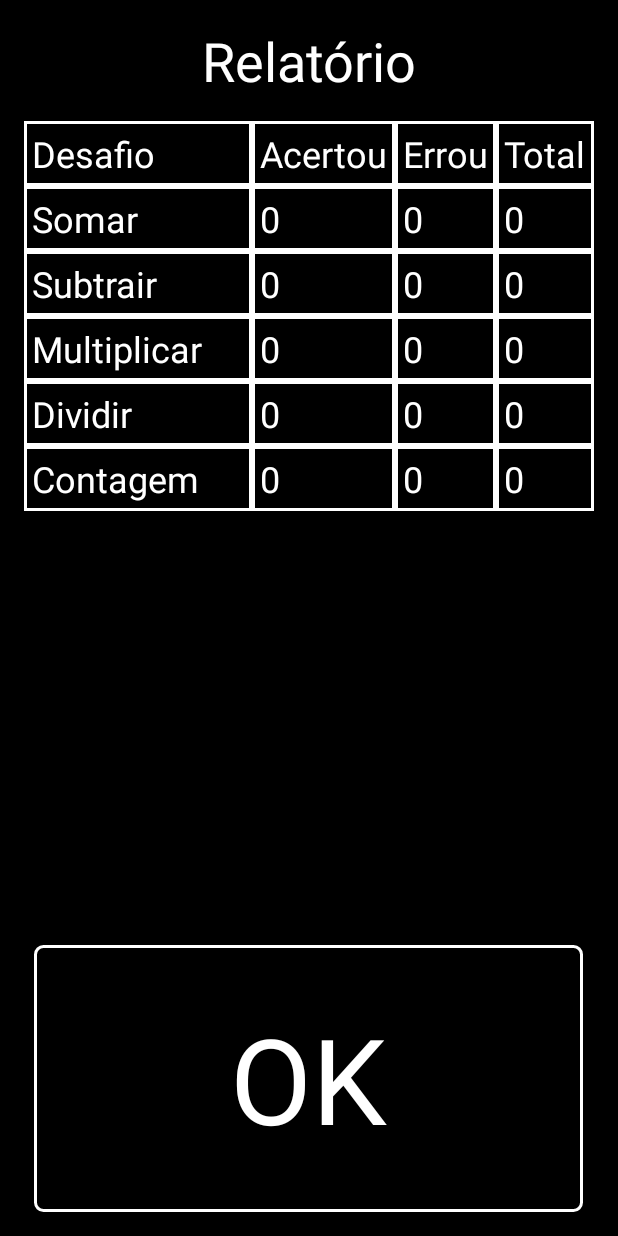
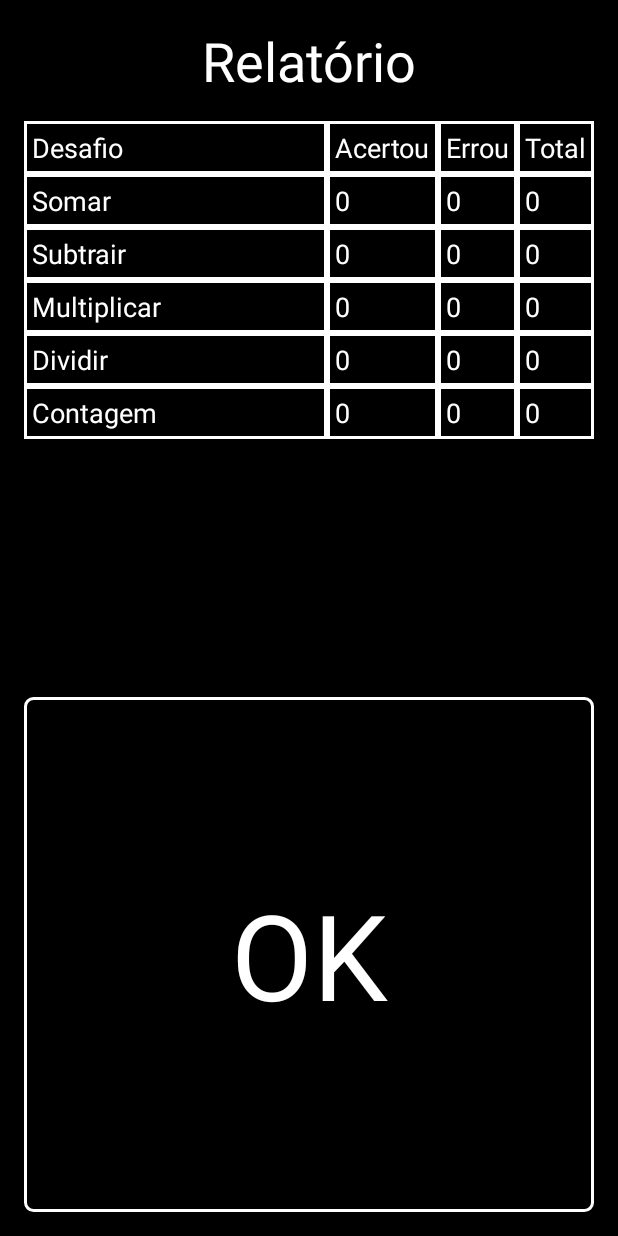
Before and after one commit to faelborba/MovMat, an Android app: the TelaRelatorio screen opened directly, with no data from a screen before it, on a phone screen of 412 x 824 dp. Run offline under Robolectric (Android 15) with nearby library versions, the phone set to English and light mode, and no system bars.

Commit message:
modificando layout para funcionar em tela menor

```diff
--- a/app/src/main/res/layout/activity_confere_resultado.xml
+++ b/app/src/main/res/layout/activity_confere_resultado.xml
@@ -21,37 +21,45 @@
         android:textColor="#FFFFFF"
         android:textSize="111px"
         app:layout_constraintEnd_toEndOf="parent"
-        app:layout_constraintHorizontal_bias="0.384"
+        app:layout_constraintHorizontal_bias="1.0"
         app:layout_constraintStart_toStartOf="parent"
         app:layout_constraintTop_toTopOf="parent" />
 
     <TextView
         android:id="@+id/botaoSim"
-        android:layout_width="176dp"
+        android:layout_width="0dp"
         android:layout_height="180dp"
+        android:layout_marginStart="8dp"
+        android:layout_marginLeft="8dp"
         android:layout_marginEnd="16dp"
         android:layout_marginRight="16dp"
+        android:layout_marginBottom="16dp"
+        android:background="@drawable/selector_button"
         android:gravity="center"
         android:text="Sim"
         android:textColor="#FFFFFF"
         android:textSize="111px"
-        android:background="@drawable/selector_button"
         app:layout_constraintBottom_toBottomOf="parent"
         app:layout_constraintEnd_toEndOf="parent"
+        app:layout_constraintStart_toEndOf="@+id/botaoNao"
         app:layout_constraintTop_toBottomOf="@+id/txtResultado" />
 
     <TextView
         android:id="@+id/botaoNao"
-        android:layout_width="176dp"
+        android:layout_width="0dp"
         android:layout_height="180dp"
         android:layout_marginStart="16dp"
         android:layout_marginLeft="16dp"
+        android:layout_marginEnd="8dp"
+        android:layout_marginRight="8dp"
+        android:layout_marginBottom="16dp"
+        android:background="@drawable/selector_button"
         android:gravity="center"
         android:text="Não"
-        android:background="@drawable/selector_button"
         android:textColor="#FFFFFF"
         android:textSize="111px"
         app:layout_constraintBottom_toBottomOf="parent"
+        app:layout_constraintEnd_toStartOf="@+id/botaoSim"
         app:layout_constraintStart_toStartOf="parent"
         app:layout_constraintTop_toBottomOf="@+id/txtResultado" />
 </androidx.constraintlayout.widget.ConstraintLayout>
--- a/app/src/main/res/layout/activity_tela_relatorio.xml
+++ b/app/src/main/res/layout/activity_tela_relatorio.xml
@@ -28,11 +28,11 @@
 
     <TextView
         android:id="@+id/botaoOk"
-        android:layout_width="366dp"
-        android:layout_height="178dp"
+        android:layout_width="0dp"
+        android:layout_height="0dp"
         android:layout_marginStart="16dp"
         android:layout_marginLeft="16dp"
-        android:layout_marginTop="8dp"
+        android:layout_marginTop="32dp"
         android:layout_marginEnd="16dp"
         android:layout_marginRight="16dp"
         android:layout_marginBottom="16dp"
@@ -77,7 +77,7 @@
                 android:padding="5dp"
                 android:text="Desafio"
                 android:textColor="#FFFFFF"
-                android:textSize="24sp" />
+                android:textSize="18sp" />
 
             <TextView
                 android:id="@+id/celulaAcertou"
@@ -87,7 +87,7 @@
                 android:padding="5dp"
                 android:text="Acertou"
                 android:textColor="#FFFFFF"
-                android:textSize="24sp" />
+                android:textSize="18sp" />
 
             <TextView
                 android:id="@+id/celulaErrou"
@@ -97,7 +97,7 @@
                 android:padding="5dp"
                 android:text="Errou"
                 android:textColor="#FFFFFF"
-                android:textSize="24sp" />
+                android:textSize="18sp" />
 
             <TextView
                 android:id="@+id/celulaTotal"
@@ -107,7 +107,7 @@
                 android:padding="5dp"
                 android:text="Total"
                 android:textColor="#FFFFFF"
-                android:textSize="24sp" />
+                android:textSize="18sp" />
         </TableRow>
 
         <TableRow
@@ -123,7 +123,7 @@
                 android:padding="5dp"
                 android:text="Somar"
                 android:textColor="#FFFFFF"
-                android:textSize="24sp" />
+                android:textSize="18sp" />
 
             <TextView
                 android:id="@+id/somaAcertou"
@@ -133,7 +133,7 @@
                 android:padding="5dp"
                 android:text="0"
                 android:textColor="#FFFFFF"
-                android:textSize="24sp" />
+                android:textSize="18sp" />
 
             <TextView
                 android:id="@+id/somaErrou"
@@ -143,7 +143,7 @@
                 android:padding="5dp"
                 android:text="0"
                 android:textColor="#FFFFFF"
-                android:textSize="24sp" />
+                android:textSize="18sp" />
 
             <TextView
                 android:id="@+id/somaTotal"
@@ -153,7 +153,7 @@
                 android:padding="5dp"
                 android:text="0"
                 android:textColor="#FFFFFF"
-                android:textSize="24sp" />
+                android:textSize="18sp" />
 
         </TableRow>
 
@@ -170,7 +170,7 @@
                 android:padding="5dp"
                 android:text="Subtrair"
                 android:textColor="#FFFFFF"
-                android:textSize="24sp" />
+                android:textSize="18sp" />
 
             <TextView
                 android:id="@+id/subtraiAcertou"
@@ -180,7 +180,7 @@
                 android:padding="5dp"
                 android:text="0"
                 android:textColor="#FFFFFF"
-                android:textSize="24sp" />
+                android:textSize="18sp" />
 
             <TextView
                 android:id="@+id/subtraiErrou"
@@ -190,7 +190,7 @@
                 android:padding="5dp"
                 android:text="0"
                 android:textColor="#FFFFFF"
-                android:textSize="24sp" />
+                android:textSize="18sp" />
 
             <TextView
                 android:id="@+id/subtraiTotal"
@@ -200,7 +200,7 @@
                 android:padding="5dp"
                 android:text="0"
                 android:textColor="#FFFFFF"
-                android:textSize="24sp" />
+                android:textSize="18sp" />
         </TableRow>
 
         <TableRow
@@ -216,7 +216,7 @@
                 android:padding="5dp"
                 android:text="Multiplicar"
                 android:textColor="#FFFFFF"
-                android:textSize="24sp" />
+                android:textSize="18sp" />
 
             <TextView
                 android:id="@+id/multiplicaAcertou"
@@ -226,7 +226,7 @@
                 android:padding="5dp"
                 android:text="0"
                 android:textColor="#FFFFFF"
-                android:textSize="24sp" />
+                android:textSize="18sp" />
 
             <TextView
                 android:id="@+id/multiplicaErrou"
@@ -236,7 +236,7 @@
                 android:padding="5dp"
                 android:text="0"
                 android:textColor="#FFFFFF"
-                android:textSize="24sp" />
+                android:textSize="18sp" />
 
             <TextView
                 android:id="@+id/multiplicaTotal"
@@ -246,7 +246,7 @@
                 android:padding="5dp"
                 android:text="0"
                 android:textColor="#FFFFFF"
-                android:textSize="24sp" />
+                android:textSize="18sp" />
         </TableRow>
 
         <TableRow
@@ -262,7 +262,7 @@
                 android:padding="5dp"
                 android:text="Dividir"
                 android:textColor="#FFFFFF"
-                android:textSize="24sp" />
+                android:textSize="18sp" />
 
             <TextView
                 android:id="@+id/divisaoAcertou"
@@ -272,7 +272,7 @@
                 android:padding="5dp"
                 android:text="0"
                 android:textColor="#FFFFFF"
-                android:textSize="24sp" />
+                android:textSize="18sp" />
 
             <TextView
                 android:id="@+id/divisaoErrou"
@@ -282,7 +282,7 @@
                 android:padding="5dp"
                 android:text="0"
                 android:textColor="#FFFFFF"
-                android:textSize="24sp" />
+                android:textSize="18sp" />
 
             <TextView
                 android:id="@+id/divisaoTotal"
@@ -292,7 +292,7 @@
                 android:padding="5dp"
                 android:text="0"
                 android:textColor="#FFFFFF"
-                android:textSize="24sp" />
+                android:textSize="18sp" />
 
         </TableRow>
 
@@ -309,7 +309,7 @@
                 android:padding="5dp"
                 android:text="Contagem"
                 android:textColor="#FFFFFF"
-                android:textSize="24sp" />
+                android:textSize="18sp" />
 
             <TextView
                 android:id="@+id/contagemAcertou"
@@ -319,7 +319,7 @@
                 android:padding="5dp"
                 android:text="0"
                 android:textColor="#FFFFFF"
-                android:textSize="24sp" />
+                android:textSize="18sp" />
 
             <TextView
                 android:id="@+id/contagemErrou"
@@ -329,7 +329,7 @@
                 android:padding="5dp"
                 android:text="0"
                 android:textColor="#FFFFFF"
-                android:textSize="24sp" />
+                android:textSize="18sp" />
 
             <TextView
                 android:id="@+id/contagemTotal"
@@ -339,7 +339,7 @@
                 android:padding="5dp"
                 android:text="0"
                 android:textColor="#FFFFFF"
-                android:textSize="24sp" />
+                android:textSize="18sp" />
 
         </TableRow>
 
```
